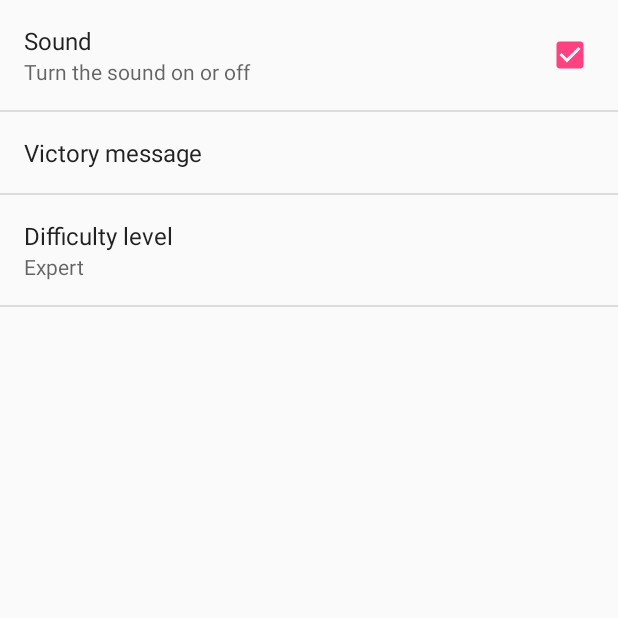
After one commit to ivdgonzalezco/TicTacToe, an Android app: the Settings screen opened directly, with no data from a screen before it, on a phone screen of 412 x 824 dp, the top half of it. The commit adds this screen. Run offline under Robolectric (Android 15) with nearby library versions, the phone set to English and light mode, and no system bars.

Commit message:
Reto 7 Complete

```diff
--- a/app/src/main/AndroidManifest.xml
+++ b/app/src/main/AndroidManifest.xml
@@ -16,6 +16,7 @@
                 <category android:name="android.intent.category.LAUNCHER" />
             </intent-filter>
         </activity>
+        <activity android:name=".Settings" android:label="Settings"></activity>
     </application>
 
 </manifest>
--- a/app/src/main/java/com/mobiledev/tictactoe/BoardView.java
+++ b/app/src/main/java/com/mobiledev/tictactoe/BoardView.java
@@ -77,17 +77,13 @@ public class BoardView extends View {
             int right = cellWidth * (col + 1);
             int bottom = cellHeight * (row + 1);
 
-            System.out.println(mGame.getBoardOccupant(i));
-
             if (mGame != null && mGame.getBoardOccupant(i) == TicTacToeGame.HUMAN_PLAYER) {
-                System.out.println("Helloweed");
                 canvas.drawBitmap(mHumanBitmap,
                         null,  // src
                         new Rect(left, top, right, bottom),
                         null);
             }
             else if (mGame != null && mGame.getBoardOccupant(i) == TicTacToeGame.COMPUTER_PLAYER) {
-                System.out.println("Helloween");
                 canvas.drawBitmap(mComputerBitmap,
                         null,  // src
                         new Rect(left, top, right, bottom),
--- /dev/null
+++ b/app/src/main/java/com/mobiledev/tictactoe/Settings.java
@@ -0,0 +1,59 @@
+package com.mobiledev.tictactoe;
+
+import android.content.SharedPreferences;
+import android.os.Bundle;
+import android.preference.EditTextPreference;
+import android.preference.ListPreference;
+import android.preference.Preference;
+import android.preference.PreferenceActivity;
+import android.preference.PreferenceManager;
+
+public class Settings extends PreferenceActivity {
+
+    @Override
+    protected void onCreate(Bundle savedInstanceState) {
+        super.onCreate(savedInstanceState);
+        addPreferencesFromResource(R.xml.preferences);
+
+        final SharedPreferences prefs =
+                PreferenceManager.getDefaultSharedPreferences(getBaseContext());
+
+        final ListPreference difficultyLevelPref = (ListPreference) findPreference("difficulty_level");
+        String difficulty = prefs.getString("difficulty_level",
+                getResources().getString(R.string.difficulty_expert));
+        difficultyLevelPref.setSummary(difficulty);
+
+        final EditTextPreference victoryMessagePref = (EditTextPreference)
+                findPreference("victory_message");
+        String victoryMessage = prefs.getString("victory_message",
+                getResources().getString(R.string.result_human_wins));
+        victoryMessagePref.setSummary(victoryMessage);
+
+        difficultyLevelPref.setOnPreferenceChangeListener(new Preference.OnPreferenceChangeListener() {
+            @Override
+            public boolean onPreferenceChange(Preference preference, Object newValue) {
+                difficultyLevelPref.setSummary((CharSequence) newValue);
+
+                // Since we are handling the pref, we must save it
+                SharedPreferences.Editor ed = prefs.edit();
+                ed.putString("difficulty_level", newValue.toString());
+                ed.commit();
+                return true;
+            }
+        });
+
+        victoryMessagePref.setOnPreferenceChangeListener(new Preference.OnPreferenceChangeListener() {
+            @Override
+            public boolean onPreferenceChange(Preference preference, Object o) {
+                victoryMessagePref.setSummary((CharSequence) o);
+
+                SharedPreferences.Editor ed = prefs.edit();
+                ed.putString("victory_message", o.toString());
+                ed.commit();
+                return true;
+            }
+        });
+
+    }
+
+}
--- a/app/src/main/res/menu/options_menu.xml
+++ b/app/src/main/res/menu/options_menu.xml
@@ -5,8 +5,8 @@
         android:title="New Game"
         android:icon="@drawable/new_game" />
     <item
-        android:id="@+id/ai_difficulty"
-        android:title="Difficulty"
+        android:id="@+id/settings"
+        android:title="Settings"
         android:icon="@drawable/difficulty_level"  />
     <item
         android:id="@+id/reset_scores"
--- a/app/src/main/res/values/strings.xml
+++ b/app/src/main/res/values/strings.xml
@@ -7,6 +7,13 @@
     <string name="quit_question">Are you sure you want to quit?</string>
     <string name="yes">Yes</string>
     <string name="no">No</string>
+    <string name="result_human_wins"></string>
+    <array name="list_difficulty_level">
+        <item>@string/difficulty_easy</item>
+        <item>@string/difficulty_harder</item>
+        <item>@string/difficulty_expert</item>
+    </array>
+
 
 
 </resources>
--- /dev/null
+++ b/app/src/main/res/xml/preferences.xml
@@ -0,0 +1,24 @@
+<?xml version="1.0" encoding="utf-8"?>
+<PreferenceScreen xmlns:android="http://schemas.android.com/apk/res/android">
+
+    <CheckBoxPreference
+        android:key="sound"
+        android:title="Sound"
+        android:defaultValue="true"
+        android:summary="Turn the sound on or off" />
+
+    <EditTextPreference
+        android:key="victory_message"
+        android:summary=""
+        android:defaultValue="@string/result_human_wins"
+        android:title="Victory message"  />
+
+    <ListPreference
+        android:key="difficulty_level"
+        android:title="Difficulty level"
+        android:summary=""
+        android:defaultValue="@string/difficulty_expert"
+        android:entries="@array/list_difficulty_level"
+        android:entryValues="@array/list_difficulty_level" />
+
+</PreferenceScreen>
```
Also changed, not shown: app/src/main/java/com/mobiledev/tictactoe/TicTacToeActivity.java (+50 -8 lines).
